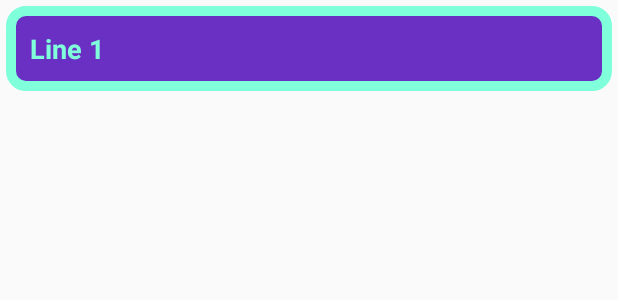
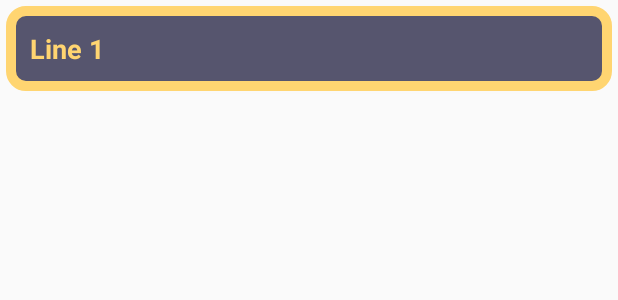
Before and after one commit to dogukannn/Drag-n-Drop-List, an Android app: the layout example_item.xml on its own in the app's theme, with its tools: preview values and no code run, on a phone screen of 412 x 824 dp. Shown: the top 300 px of the screen. Run offline under Robolectric (Android 15) with nearby library versions, the phone set to English and light mode, and no system bars.

```diff
--- a/app/src/main/res/drawable/ic_assignment_turned_in_black_24dp.xml
+++ b/app/src/main/res/drawable/ic_assignment_turned_in_black_24dp.xml
@@ -1,4 +1,4 @@
-<vector android:height="24dp" android:tint="#5CCFD3"
+<vector android:height="24dp" android:tint="@color/colorPrimary"
     android:viewportHeight="24.0" android:viewportWidth="24.0"
     android:width="24dp" xmlns:android="http://schemas.android.com/apk/res/android">
     <path android:fillColor="#FF000000" android:pathData="M19,3h-4.18C14.4,1.84 13.3,1 12,1c-1.3,0 -2.4,0.84 -2.82,2L5,3c-1.1,0 -2,0.9 -2,2v14c0,1.1 0.9,2 2,2h14c1.1,0 2,-0.9 2,-2L21,5c0,-1.1 -0.9,-2 -2,-2zM12,3c0.55,0 1,0.45 1,1s-0.45,1 -1,1 -1,-0.45 -1,-1 0.45,-1 1,-1zM10,17l-4,-4 1.41,-1.41L10,14.17l6.59,-6.59L18,9l-8,8z"/>
--- a/app/src/main/res/drawable/ic_remove_circle_outline_black_24dp.xml
+++ b/app/src/main/res/drawable/ic_remove_circle_outline_black_24dp.xml
@@ -1,4 +1,4 @@
-<vector android:height="24dp" android:tint="#D30045"
+<vector android:height="24dp" android:tint="@color/colorRed"
     android:viewportHeight="24.0" android:viewportWidth="24.0"
     android:width="24dp" xmlns:android="http://schemas.android.com/apk/res/android">
     <path android:fillColor="#FF000000" android:pathData="M7,11v2h10v-2L7,11zM12,2C6.48,2 2,6.48 2,12s4.48,10 10,10 10,-4.48 10,-10S17.52,2 12,2zM12,20c-4.41,0 -8,-3.59 -8,-8s3.59,-8 8,-8 8,3.59 8,8 -3.59,8 -8,8z"/>
--- a/app/src/main/res/layout/example_item.xml
+++ b/app/src/main/res/layout/example_item.xml
@@ -18,6 +18,19 @@
         android:tag="2">
 
         <TextView
+            android:id="@+id/text_view2"
+            android:layout_width="wrap_content"
+            android:layout_height="wrap_content"
+            android:layout_below="@+id/text_view1"
+            android:tag="4"
+            android:text="Line 2"
+            android:textColor="@color/colorPrimary"
+            android:visibility="invisible"
+            app:layout_constraintBottom_toBottomOf="parent"
+            app:layout_constraintEnd_toEndOf="parent"
+            app:layout_constraintTop_toTopOf="parent" />
+
+        <TextView
             android:id="@+id/text_view1"
             android:layout_width="wrap_content"
             android:layout_height="wrap_content"
@@ -30,14 +43,6 @@
             app:layout_constraintStart_toStartOf="parent"
             app:layout_constraintTop_toTopOf="parent" />
 
-        <TextView
-            android:id="@+id/text_view2"
-            android:layout_width="wrap_content"
-            android:layout_height="wrap_content"
-            android:layout_below="@+id/text_view1"
-            android:text="Line 2"
-            android:visibility="gone" />
-
     </androidx.constraintlayout.widget.ConstraintLayout>
 
 </androidx.cardview.widget.CardView>
--- a/app/src/main/res/values/colors.xml
+++ b/app/src/main/res/values/colors.xml
@@ -1,11 +1,11 @@
 <?xml version="1.0" encoding="utf-8"?>
 <resources>
-    <color name="colorPrimary">#80FFDB</color>
-    <color name="colorSecondary">#6930C3</color>
-    <color name="colorBackground">#7400B8</color>
+    <color name="colorPrimary">#ffd571</color>
+    <color name="colorSecondary">#56556e</color>
+    <color name="colorBackground">#3c2946</color>
     <color name="colorPrimaryDark">#900c3f</color>
     <color name="colorAccent">#03DAC5</color>
-    <color name="colorSelectedText">#6930C3</color>
+    <color name="colorSelectedText">#56556e</color>
     <color name="colorRed">#f07d7d</color>
-    <color name="colorGreen">#42f5a1</color>
+    <color name="colorGreen">#bbd196</color>
 </resources>
```
Also changed, not shown: app/src/main/java/com/example/drag_drop_list/RandomizedLevel.kt (+59 -9 lines), app/src/main/res/drawable/bukos.xml (added, +9 -0 lines), app/src/main/res/values/styles.xml (+11 -1 lines), 2 other files.
